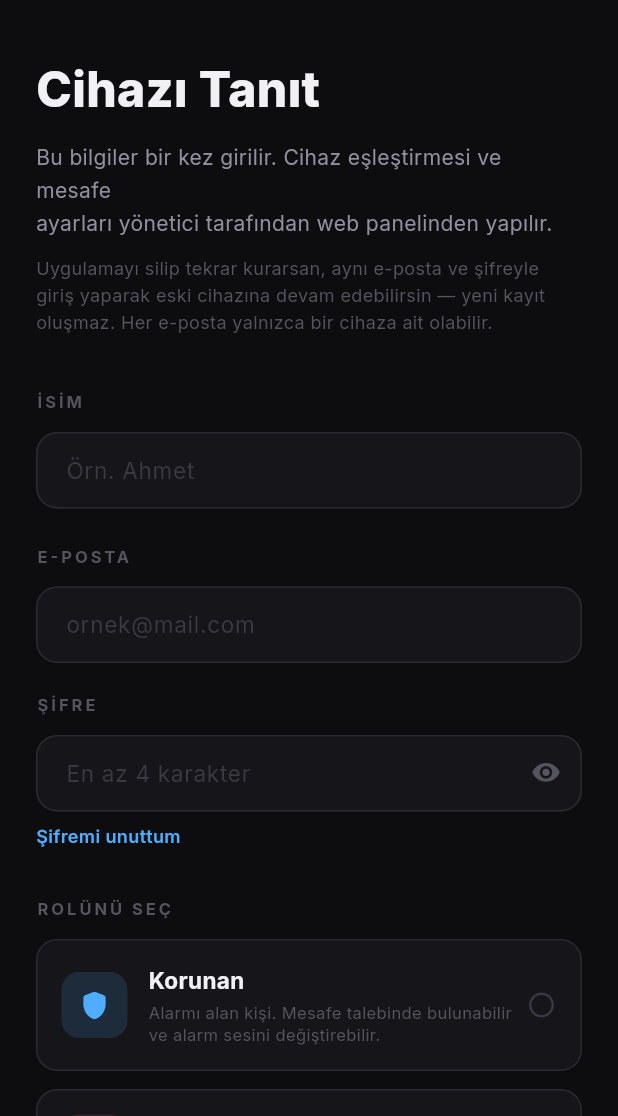
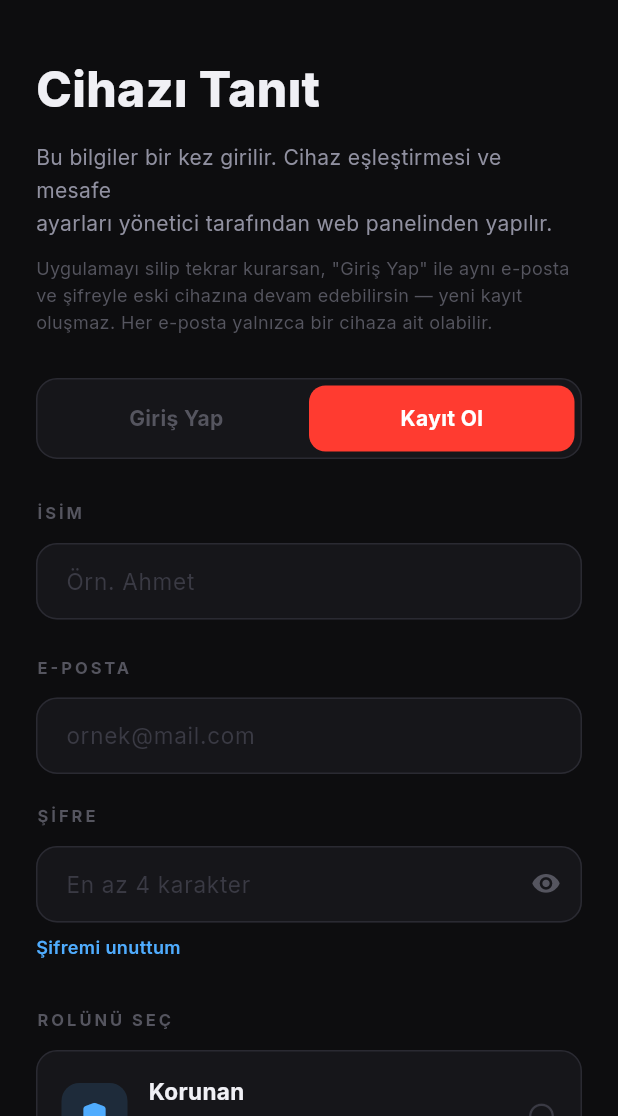
Before and after one commit to yusufbas34/UZAKDUR, a Flutter app: the screen it shows after launch, on a phone screen of 412 x 824 dp, the part 120-1236 px from its top. Run offline on Flutter 3.47's test engine with Material 3 defaults, Android fonts, the phone set to English and light mode, and no system bars; our stand-ins replace audioplayers, battery_plus, firebase_core, firebase_database, flutter_local_notifications, geolocator and 5 more; missing offline and left inert: flutter_foreground_task, workmanager; accounts and stored records are empty.

Commit message:
Onboarding: ayrı "Giriş Yap" / "Kayıt Ol" sekmeleri ekle
Tek birleşik formun üstüne bir mod seçici eklendi. "Giriş Yap" seçilince
yalnızca e-posta+şifre istenir (isim/rol gerekmez) ve doğrudan var olan
hesaba giriş yapılır; "Kayıt Ol" mevcut tam formu (isim, rol vb.) gösterir.
Önceden bu ayrım yoktu, tek form hem kayıt hem girişi sessizce hallediyordu
ve kullanıcı "giriş yap seçeneği yok" sanıyordu.

```diff
--- a/lib/screens/onboarding_screen.dart
+++ b/lib/screens/onboarding_screen.dart
@@ -23,6 +23,7 @@ class _OnboardingScreenState extends State<OnboardingScreen> {
   bool _saving = false;
   bool _disguise = false;
   bool _obscurePassword = true;
+  bool _isLogin = false;
   String? _error;
 
   Future<void> _submit() async {
@@ -33,12 +34,35 @@ class _OnboardingScreenState extends State<OnboardingScreen> {
     if (password.length < 4) { setState(() => _error = 'Şifre en az 4 karakter olmalı.'); return; }
     setState(() { _saving = true; _error = null; });
     try {
-      // Bu e-posta ile daha önce kayıt olunmuşsa (ör. uygulama silinip
-      // tekrar kurulduğunda) yeni bir cihaz oluşturmak yerine mevcut hesaba
-      // giriş yapılır — böylece admin panelinde kopya kayıt oluşmaz. Her
-      // e-posta yalnızca bir cihaza bağlı olabilir.
       final account = await LocationService.findAccountByEmail(email);
 
+      if (_isLogin) {
+        if (account == null) {
+          setState(() { _error = 'Bu e-postayla kayıtlı bir hesap bulunamadı. "Kayıt Ol"u dener misin?'; _saving = false; });
+          return;
+        }
+        final hash = LocationService.hashPassword(account.email, password);
+        if (hash != account.passwordHash) {
+          setState(() { _error = 'Şifre yanlış. "Şifremi unuttum"u kullanabilirsin.'; _saving = false; });
+          return;
+        }
+        final p = await SharedPreferences.getInstance();
+        await p.setString('device_id', account.deviceId);
+        await p.setString('device_name', account.name);
+        await p.setString('device_role', account.role);
+        if (!mounted) return;
+        Navigator.pushReplacement(context, PageRouteBuilder(
+          pageBuilder: (_, a, __) => MonitorScreen(deviceId: account.deviceId, name: account.name, role: account.role),
+          transitionsBuilder: (_, a, __, child) => FadeTransition(opacity: a, child: child),
+          transitionDuration: const Duration(milliseconds: 400),
+        ));
+        return;
+      }
+
+      // Kayıt Ol modunda da, bu e-posta ile daha önce kayıt olunmuşsa (ör.
+      // uygulama silinip tekrar kurulduğunda) yeni bir cihaz oluşturmak
+      // yerine mevcut hesaba giriş yapılır — böylece admin panelinde kopya
+      // kayıt oluşmaz. Her e-posta yalnızca bir cihaza bağlı olabilir.
       if (account != null) {
         final hash = LocationService.hashPassword(account.email, password);
         if (hash != account.passwordHash) {
@@ -158,6 +182,20 @@ class _OnboardingScreenState extends State<OnboardingScreen> {
     super.dispose();
   }
 
+  Widget _buildModeTab(String label, bool selected, VoidCallback onTap) => GestureDetector(
+    onTap: onTap,
+    child: AnimatedContainer(
+      duration: const Duration(milliseconds: 200),
+      padding: const EdgeInsets.symmetric(vertical: 12),
+      decoration: BoxDecoration(
+        color: selected ? AppColors.danger : Colors.transparent,
+        borderRadius: BorderRadius.circular(11),
+      ),
+      alignment: Alignment.center,
+      child: Text(label, style: GoogleFonts.inter(fontSize: 14, fontWeight: FontWeight.w700, color: selected ? Colors.white : AppColors.textMuted)),
+    ),
+  );
+
   Widget _buildField(TextEditingController ctrl, String hint, {bool obscure = false, TextInputType? keyboardType, Widget? suffix}) => TextField(
     controller: ctrl,
     obscureText: obscure,
@@ -197,9 +235,19 @@ class _OnboardingScreenState extends State<OnboardingScreen> {
         Text('Bu bilgiler bir kez girilir. Cihaz eşleştirmesi ve mesafe\nayarları yönetici tarafından web panelinden yapılır.',
             style: GoogleFonts.inter(fontSize: 14, color: AppColors.textSecondary, height: 1.6)),
         const SizedBox(height: 10),
-        Text('Uygulamayı silip tekrar kurarsan, aynı e-posta ve şifreyle giriş yaparak eski cihazına devam edebilirsin — yeni kayıt oluşmaz. Her e-posta yalnızca bir cihaza ait olabilir.',
+        Text('Uygulamayı silip tekrar kurarsan, "Giriş Yap" ile aynı e-posta ve şifreyle eski cihazına devam edebilirsin — yeni kayıt oluşmaz. Her e-posta yalnızca bir cihaza ait olabilir.',
             style: GoogleFonts.inter(fontSize: 12, color: AppColors.textMuted, height: 1.5)),
-        const SizedBox(height: 36),
+        const SizedBox(height: 28),
+        Container(
+          padding: const EdgeInsets.all(4),
+          decoration: BoxDecoration(color: AppColors.surface, borderRadius: BorderRadius.circular(14), border: Border.all(color: AppColors.border)),
+          child: Row(children: [
+            Expanded(child: _buildModeTab('Giriş Yap', _isLogin, () => setState(() { _isLogin = true; _error = null; }))),
+            Expanded(child: _buildModeTab('Kayıt Ol', !_isLogin, () => setState(() { _isLogin = false; _error = null; }))),
+          ]),
+        ),
+        const SizedBox(height: 28),
+        if (!_isLogin) ...[
           Text('İSİM', style: GoogleFonts.inter(fontSize: 11, fontWeight: FontWeight.w700, color: AppColors.textMuted, letterSpacing: 2)),
           const SizedBox(height: 12),
           TextField(
@@ -216,6 +264,7 @@ class _OnboardingScreenState extends State<OnboardingScreen> {
             ),
           ),
           const SizedBox(height: 24),
+        ],
         Text('E-POSTA', style: GoogleFonts.inter(fontSize: 11, fontWeight: FontWeight.w700, color: AppColors.textMuted, letterSpacing: 2)),
         const SizedBox(height: 12),
         _buildField(_emailCtrl, 'ornek@mail.com', keyboardType: TextInputType.emailAddress),
@@ -231,6 +280,7 @@ class _OnboardingScreenState extends State<OnboardingScreen> {
           onTap: _showForgotPassword,
           child: Text('Şifremi unuttum', style: GoogleFonts.inter(fontSize: 12, fontWeight: FontWeight.w600, color: AppColors.roleB)),
         ),
+        if (!_isLogin) ...[
         const SizedBox(height: 32),
         Text('ROLÜNÜ SEÇ', style: GoogleFonts.inter(fontSize: 11, fontWeight: FontWeight.w700, color: AppColors.textMuted, letterSpacing: 2)),
         const SizedBox(height: 12),
@@ -248,7 +298,7 @@ class _OnboardingScreenState extends State<OnboardingScreen> {
           onTap: () => setState(() => _role = kRoleTracked),
         ),
         const SizedBox(height: 8),
-        Text('Not: Girdiğin kullanıcı adı/e-posta zaten kayıtlıysa ve şifre doğruysa, rol seçimi dikkate alınmadan doğrudan mevcut hesabına giriş yapılır.',
+        Text('Not: Girdiğin e-posta zaten kayıtlıysa ve şifre doğruysa, rol seçimi dikkate alınmadan doğrudan mevcut hesabına giriş yapılır.',
             style: GoogleFonts.inter(fontSize: 11, color: AppColors.textDisabled, height: 1.4)),
         if (_role == kRoleProtected) ...[
           const SizedBox(height: 16),
@@ -288,6 +338,7 @@ class _OnboardingScreenState extends State<OnboardingScreen> {
             ]),
           ),
         ],
+        ],
         if (_error != null) ...[
           const SizedBox(height: 16),
           Text(_error!, style: GoogleFonts.inter(fontSize: 12, color: AppColors.danger)),
@@ -306,7 +357,7 @@ class _OnboardingScreenState extends State<OnboardingScreen> {
               alignment: Alignment.center,
               child: _saving
                   ? const SizedBox(width: 20, height: 20, child: CircularProgressIndicator(strokeWidth: 2, color: Colors.white))
-                  : Text('Devam Et', style: GoogleFonts.inter(fontSize: 15, fontWeight: FontWeight.w700, color: Colors.white)),
+                  : Text(_isLogin ? 'Giriş Yap' : 'Kaydol ve Başla', style: GoogleFonts.inter(fontSize: 15, fontWeight: FontWeight.w700, color: Colors.white)),
             ),
           ),
         ),
```
Lines whose indentation alone changed are shown as unchanged.
